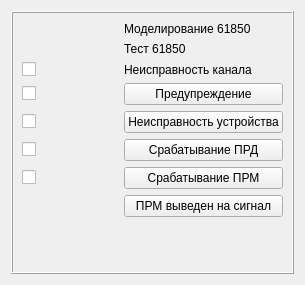
First picture: the form in BvpApp/alarm/alarm.ui, repository BerZerKku/CPP_bvp61850PC, before the edit.
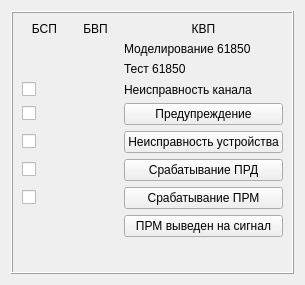
Second picture: the form after the edit. Custom widgets are drawn as their Qt base class.

```diff
--- a/BvpApp/alarm/alarm.ui
+++ b/BvpApp/alarm/alarm.ui
@@ -23,91 +23,92 @@
       <enum>QFrame::Raised</enum>
      </property>
      <layout class="QGridLayout" name="gridLayout">
-      <item row="9" column="0">
+      <item row="10" column="0">
        <widget class="QCheckBox" name="chbComPrm">
         <property name="text">
          <string/>
         </property>
        </widget>
       </item>
-      <item row="2" column="2">
-       <widget class="QLabel" name="label_8">
-        <property name="text">
-         <string>Тест 61850</string>
-        </property>
-       </widget>
+      <item row="1" column="1">
+       <widget class="QLedIndicator" name="ledModel61850" native="true"/>
+      </item>
+      <item row="4" column="1">
+       <widget class="QLedIndicator" name="ledFaultChannel" native="true"/>
       </item>
       <item row="5" column="0">
-       <widget class="QCheckBox" name="chbFault">
+       <widget class="QCheckBox" name="chbWarning">
         <property name="text">
          <string/>
         </property>
        </widget>
       </item>
-      <item row="3" column="2">
+      <item row="3" column="1">
+       <widget class="QLedIndicator" name="ledTest61850" native="true"/>
+      </item>
+      <item row="9" column="0">
+       <widget class="QCheckBox" name="chbComPrd">
+        <property name="text">
+         <string/>
+        </property>
+       </widget>
+      </item>
+      <item row="4" column="2">
        <widget class="QLabel" name="label_5">
         <property name="text">
          <string>Неисправность канала</string>
         </property>
        </widget>
       </item>
-      <item row="0" column="2">
-       <widget class="QLabel" name="label_7">
+      <item row="11" column="2">
+       <widget class="QColorButton" name="pbPrmOut">
         <property name="text">
-         <string>Моделирование 61850</string>
+         <string>ПРМ выведен на сигнал</string>
         </property>
        </widget>
       </item>
-      <item row="3" column="0">
-       <widget class="QCheckBox" name="chbFaultChannel">
-        <property name="text">
-         <string/>
-        </property>
-       </widget>
+      <item row="5" column="1">
+       <widget class="QLedIndicator" name="ledWarning" native="true"/>
       </item>
       <item row="4" column="0">
-       <widget class="QCheckBox" name="chbWarning">
+       <widget class="QCheckBox" name="chbFaultChannel">
         <property name="text">
          <string/>
         </property>
        </widget>
       </item>
-      <item row="8" column="2">
-       <widget class="QColorButton" name="pbComPrd">
+      <item row="6" column="0">
+       <widget class="QCheckBox" name="chbFault">
         <property name="text">
-         <string>Срабатывание ПРД</string>
+         <string/>
         </property>
        </widget>
       </item>
-      <item row="9" column="2">
+      <item row="10" column="2">
        <widget class="QColorButton" name="pbComPrm">
         <property name="text">
          <string>Срабатывание ПРМ</string>
         </property>
        </widget>
       </item>
-      <item row="4" column="2">
+      <item row="5" column="2">
        <widget class="QColorButton" name="pbWarning">
         <property name="text">
          <string>Предупреждение</string>
         </property>
        </widget>
       </item>
-      <item row="10" column="2">
-       <widget class="QColorButton" name="pbPrmOut">
+      <item row="1" column="2">
+       <widget class="QLabel" name="label_7">
         <property name="text">
-         <string>ПРМ выведен на сигнал</string>
+         <string>Моделирование 61850</string>
         </property>
        </widget>
       </item>
-      <item row="5" column="2">
-       <widget class="QColorButton" name="pbFault">
-        <property name="text">
-         <string>Неисправность устройства</string>
-        </property>
-       </widget>
+      <item row="6" column="1">
+       <widget class="QLedIndicator" name="ledFault" native="true"/>
       </item>
-      <item row="12" column="2">
+      <item row="13" column="2">
        <spacer name="verticalSpacer">
         <property name="orientation">
          <enum>Qt::Vertical</enum>
@@ -120,27 +121,56 @@
         </property>
        </spacer>
       </item>
-      <item row="8" column="0">
-       <widget class="QCheckBox" name="chbComPrd">
+      <item row="6" column="2">
+       <widget class="QColorButton" name="pbFault">
         <property name="text">
-         <string/>
+         <string>Неисправность устройства</string>
         </property>
        </widget>
       </item>
-      <item row="4" column="1">
-       <widget class="QLedIndicator" name="ledWarning" native="true"/>
+      <item row="3" column="2">
+       <widget class="QLabel" name="label_8">
+        <property name="text">
+         <string>Тест 61850</string>
+        </property>
+       </widget>
       </item>
-      <item row="3" column="1">
-       <widget class="QLedIndicator" name="ledFaultChannel" native="true"/>
-      </item>
-      <item row="2" column="1">
-       <widget class="QLedIndicator" name="ledTest61850" native="true"/>
+      <item row="9" column="2">
+       <widget class="QColorButton" name="pbComPrd">
+        <property name="text">
+         <string>Срабатывание ПРД</string>
+        </property>
+       </widget>
       </item>
       <item row="0" column="1">
-       <widget class="QLedIndicator" name="ledModel61850" native="true"/>
+       <widget class="QLabel" name="label">
+        <property name="text">
+         <string>БВП</string>
+        </property>
+        <property name="alignment">
+         <set>Qt::AlignCenter</set>
+        </property>
+       </widget>
       </item>
-      <item row="5" column="1">
-       <widget class="QLedIndicator" name="ledFault" native="true"/>
+      <item row="0" column="0">
+       <widget class="QLabel" name="label_2">
+        <property name="text">
+         <string>БСП</string>
+        </property>
+        <property name="alignment">
+         <set>Qt::AlignCenter</set>
+        </property>
+       </widget>
+      </item>
+      <item row="0" column="2">
+       <widget class="QLabel" name="label_3">
+        <property name="text">
+         <string>КВП</string>
+        </property>
+        <property name="alignment">
+         <set>Qt::AlignCenter</set>
+        </property>
+       </widget>
       </item>
      </layout>
     </widget>
```
